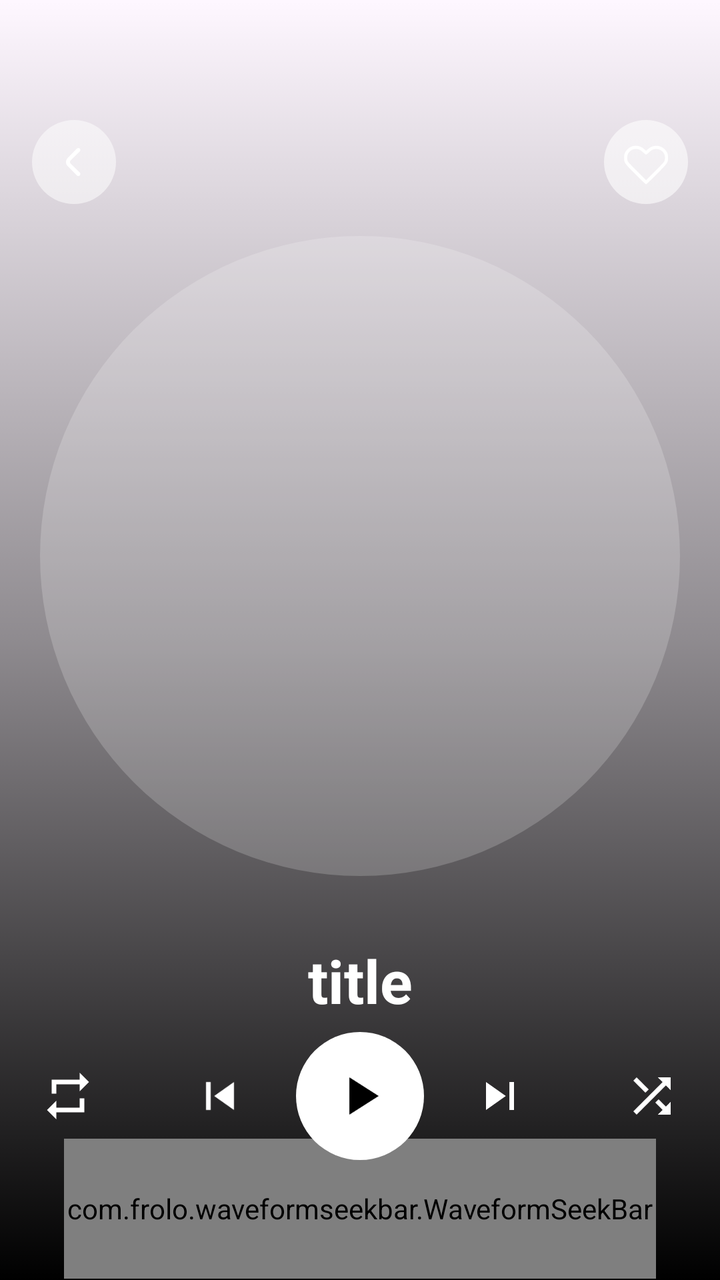
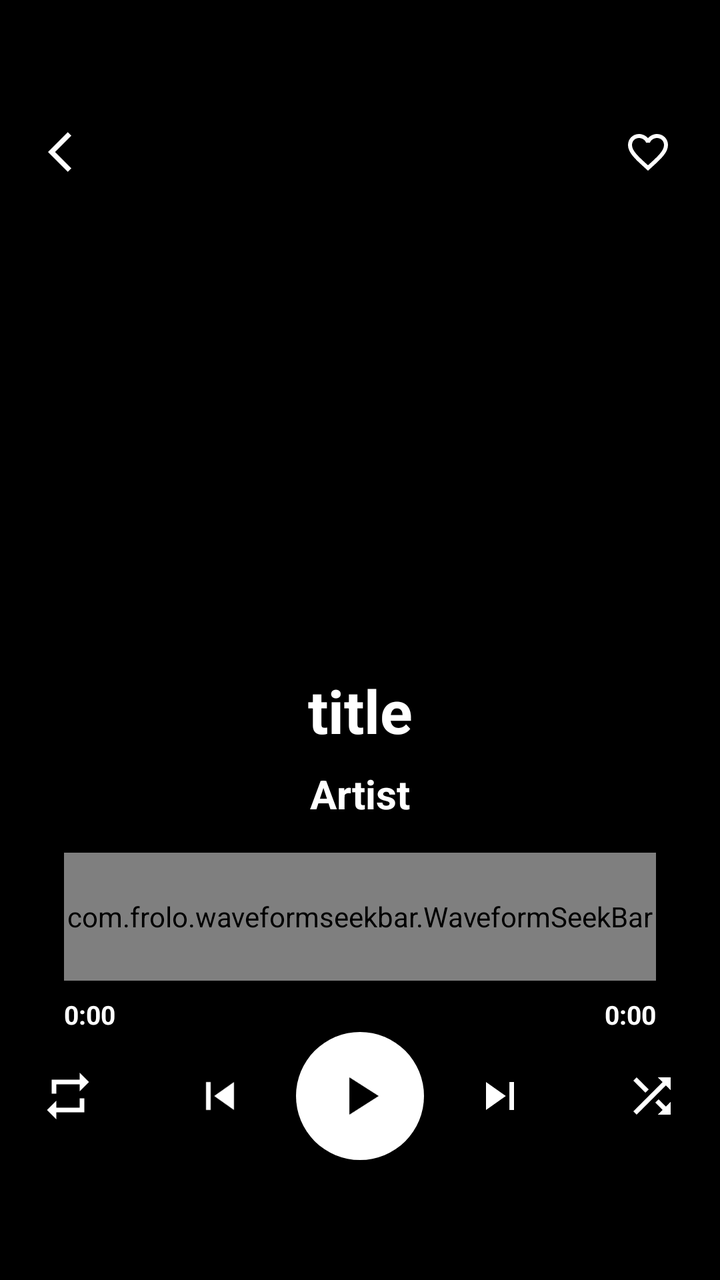

Compare the two renders of this Android layout. The source of the first and the diff that turns it into the second are given below.
<!-- AndroidManifest.xml: application theme Theme.MyApplication -->
<!-- res/layout/activity_player.xml -->
<?xml version="1.0" encoding="utf-8"?>
<androidx.constraintlayout.widget.ConstraintLayout xmlns:android="http://schemas.android.com/apk/res/android"
    xmlns:app="http://schemas.android.com/apk/res-auto"
    xmlns:tools="http://schemas.android.com/tools"
    android:id="@+id/PlayerRoot"
    android:layout_width="match_parent"
    android:layout_height="match_parent"
    tools:context=".activites.PlayerActivity">

    <ImageView
        android:id="@+id/BgAlbumArt"
        android:layout_width="0dp"
        android:layout_height="0dp"
        android:alpha="0.7"
        android:scaleType="centerCrop"
        app:layout_constraintBottom_toBottomOf="parent"
        app:layout_constraintEnd_toEndOf="parent"
        app:layout_constraintStart_toStartOf="parent"
        app:layout_constraintTop_toTopOf="parent"
        />

    <View
        android:id="@+id/view"
        android:layout_width="wrap_content"
        android:layout_height="wrap_content"
        android:background="@drawable/gradient_bg"
        app:layout_constraintBottom_toBottomOf="parent"
        app:layout_constraintEnd_toEndOf="parent"
        app:layout_constraintStart_toStartOf="parent"
        app:layout_constraintTop_toTopOf="parent" />

    <ImageView
        android:id="@+id/imageAlbumArtPlayer"
        android:layout_width="320dp"
        android:layout_height="320dp"
        android:layout_marginTop="16dp"
        android:background="@drawable/circle_bg"
        android:scaleType="centerCrop"
        app:layout_constraintEnd_toEndOf="parent"
        app:layout_constraintStart_toStartOf="parent"
        app:layout_constraintTop_toBottomOf="@+id/linearLayout"
         />

    <LinearLayout
        android:id="@+id/linearLayout"
        android:layout_width="match_parent"
        android:layout_height="wrap_content"
        android:layout_marginStart="16dp"
        android:layout_marginTop="60dp"
        android:layout_marginEnd="16dp"
        android:orientation="horizontal"
        app:layout_constraintEnd_toEndOf="parent"
        app:layout_constraintStart_toStartOf="parent"
        app:layout_constraintTop_toTopOf="parent">

        <ImageView
            android:id="@+id/backBtn"
            android:layout_width="wrap_content"
            android:layout_height="wrap_content"
            app:tint="@color/white"
            app:srcCompat="@drawable/back" />

        <Space
            android:layout_width="wrap_content"
            android:layout_height="wrap_content"
            android:layout_weight="1" />

        <ImageView
            android:id="@+id/favBtn"
            android:layout_width="wrap_content"
            android:layout_height="wrap_content"
            app:tint="@color/white"
            app:srcCompat="@drawable/fav_icon" />
    </LinearLayout>

    <TextView
        android:id="@+id/textTitle1"
        android:layout_width="wrap_content"
        android:layout_height="wrap_content"
        android:layout_marginTop="32dp"
        android:text="title"
        android:textSize="30sp"
        android:textColor="@color/white"
        android:textStyle="bold"
        app:layout_constraintEnd_toEndOf="@+id/imageAlbumArtPlayer"
        app:layout_constraintStart_toStartOf="@+id/imageAlbumArtPlayer"
        app:layout_constraintTop_toBottomOf="@+id/imageAlbumArtPlayer" />

    <TextView
        android:id="@+id/textArtist"
        android:layout_width="wrap_content"
        android:layout_height="wrap_content"
        android:layout_marginTop="8dp"
        android:text="Artist"
        android:textSize="20sp"
        android:textStyle="bold"
        android:textColor="@color/white"
        app:layout_constraintEnd_toEndOf="@+id/textTitle1"
        app:layout_constraintStart_toStartOf="@+id/textTitle1"
        app:layout_constraintTop_toBottomOf="@+id/textTitle1" />

    <com.frolo.waveformseekbar.WaveformSeekBar
        android:id="@+id/waveformSeekBar"
        android:layout_width="0dp"
        android:layout_height="70dp"
        android:layout_marginStart="32dp"
        android:layout_marginTop="24dp"
        android:layout_marginEnd="32dp"
        app:layout_constraintEnd_toEndOf="parent"
        app:layout_constraintStart_toStartOf="parent"
        app:layout_constraintTop_toBottomOf="@+id/textArtist" />

    <TextView
        android:id="@+id/textElapsed"
        android:layout_width="wrap_content"
        android:layout_height="wrap_content"
        android:layout_marginTop="16dp"
        android:text="0:00"
        android:textColor="@color/white"
        android:textSize="13sp"
        android:textStyle="bold"

        app:layout_constraintStart_toStartOf="@+id/waveformSeekBar"
        app:layout_constraintTop_toBottomOf="@+id/waveformSeekBar" />

    <TextView
        android:id="@+id/textDuration"
        android:layout_width="wrap_content"
        android:layout_height="wrap_content"
        android:layout_marginTop="16dp"
        android:text="0:00"
        android:textColor="@color/white"
        android:textStyle="bold"
        android:textSize="13sp"
        app:layout_constraintEnd_toEndOf="@+id/waveformSeekBar"
        app:layout_constraintTop_toBottomOf="@+id/waveformSeekBar" />

    <LinearLayout
        android:layout_width="match_parent"
        android:layout_height="wrap_content"
        android:layout_marginBottom="60dp"
        android:orientation="horizontal"
        android:gravity="center"
        app:layout_constraintBottom_toBottomOf="parent"
        app:layout_constraintEnd_toEndOf="parent"
        app:layout_constraintStart_toStartOf="parent">

        <ImageView
            android:id="@+id/buttonRepeat"
            android:layout_width="44dp"
            android:layout_height="44dp"
            android:layout_marginHorizontal="16dp"

            android:padding="8dp"
            app:srcCompat="@drawable/baseline_repeat_24"
            app:tint="@color/white" />

        <ImageView
            android:id="@+id/buttonPrev"
            android:layout_width="44dp"
            android:layout_height="44dp"
            android:layout_marginHorizontal="16dp"

            android:padding="8dp"
            app:srcCompat="@drawable/baseline_skip_previous_24"
            app:tint="@color/white" />

        <ImageView
            android:id="@+id/buttonPlay"
            android:layout_width="64dp"
            android:layout_height="64dp"
            android:background="@drawable/circle_white_bg"
            android:padding="16dp"
            app:srcCompat="@drawable/baseline_play_arrow_24" />

        <ImageView
            android:id="@+id/buttonNext"
            android:layout_width="44dp"
            android:layout_height="44dp"
            android:layout_marginHorizontal="16dp"

            android:padding="8dp"
            app:srcCompat="@drawable/baseline_skip_next_24"
            app:tint="@color/white" />

        <ImageView
            android:id="@+id/ButtonSuffle"
            android:layout_width="44dp"
            android:layout_height="44dp"
            android:padding="8dp"
            android:layout_marginHorizontal="16dp"
            app:srcCompat="@drawable/baseline_shuffle_24"
            app:tint="@color/white" />
    </LinearLayout>
</androidx.constraintlayout.widget.ConstraintLayout>
<!-- resources referenced by this layout -->
<resources>
  <color name="white">#FFFFFFFF</color>
  <!-- drawable back: png bitmap (drawable-hdpi, 1434 bytes) -->
  <!-- drawable baseline_play_arrow_24 (drawable) -->
  <vector xmlns:android="http://schemas.android.com/apk/res/android" android:height="24dp" android:tint="#000000" android:viewportHeight="24" android:viewportWidth="24" android:width="24dp">
        
      <path android:fillColor="@android:color/white" android:pathData="M8,5v14l11,-7z"/>
      
  </vector>
  <!-- drawable baseline_repeat_24 (drawable) -->
  <vector xmlns:android="http://schemas.android.com/apk/res/android" android:height="24dp" android:tint="#000000" android:viewportHeight="24" android:viewportWidth="24" android:width="24dp">
        
      <path android:fillColor="@android:color/white" android:pathData="M7,7h10v3l4,-4 -4,-4v3L5,5v6h2L7,7zM17,17L7,17v-3l-4,4 4,4v-3h12v-6h-2v4z"/>
      
  </vector>
  <!-- drawable baseline_shuffle_24 (drawable) -->
  <vector xmlns:android="http://schemas.android.com/apk/res/android" android:height="24dp" android:tint="#000000" android:viewportHeight="24" android:viewportWidth="24" android:width="24dp">
        
      <path android:fillColor="@android:color/white" android:pathData="M10.59,9.17L5.41,4 4,5.41l5.17,5.17 1.42,-1.41zM14.5,4l2.04,2.04L4,18.59 5.41,20 17.96,7.46 20,9.5L20,4h-5.5zM14.83,13.41l-1.41,1.41 3.13,3.13L14.5,20L20,20v-5.5l-2.04,2.04 -3.13,-3.13z"/>
      
  </vector>
  <!-- drawable baseline_skip_next_24 (drawable) -->
  <vector xmlns:android="http://schemas.android.com/apk/res/android"
      android:width="24dp"
      android:height="24dp"
      android:viewportWidth="24"
      android:viewportHeight="24"
      android:tint="#000000">
      <path
          android:fillColor="@android:color/white"
          android:pathData="M6,18l8.5,-6L6,6v12zM16,6v12h2V6h-2z"/>
  </vector>
  <!-- drawable baseline_skip_previous_24 (drawable) -->
  <vector xmlns:android="http://schemas.android.com/apk/res/android"
      android:width="24dp"
      android:height="24dp"
      android:viewportWidth="24"
      android:viewportHeight="24"
      android:tint="#000000">
      <path
          android:fillColor="@android:color/white"
          android:pathData="M6,6h2v12H6zm3.5,6l8.5,6V6z"/>
  </vector>
  <!-- drawable circle_bg (drawable) -->
  <?xml version="1.0" encoding="utf-8"?>
  <shape xmlns:android="http://schemas.android.com/apk/res/android"
      android:shape="oval">
  <solid android:color="#30ffffff"/>
      <size android:width="220dp" android:height="220dp"/>
  </shape>
  <!-- drawable circle_white_bg (drawable) -->
  <?xml version="1.0" encoding="utf-8"?>
  <shape xmlns:android="http://schemas.android.com/apk/res/android"
      android:shape="oval">
  <solid android:color="#ffffff"/>
      <size android:width="220dp" android:height="220dp"/>
  </shape>
  <!-- drawable fav_icon: png bitmap (drawable-hdpi, 2237 bytes) -->
  <!-- drawable gradient_bg (drawable) -->
  <?xml version="1.0" encoding="utf-8"?>
  <selector xmlns:android="http://schemas.android.com/apk/res/android">
      <item>
          <shape android:shape="rectangle">
              <gradient
                  android:angle="90"
                  android:centerColor="#70000000"
                  android:endColor="#00000000"
                  android:startColor="#000000" />
          </shape>
      </item>
  </selector>
  <style name="Theme.MyApplication" parent="Base.Theme.MyApplication" />
  <style name="Base.Theme.MyApplication" parent="Theme.Material3.DayNight.NoActionBar">
          
          
      </style>
</resources>

<!-- the commit's change to res/layout/activity_player.xml (unified diff, before → after) -->
@@ -5,49 +5,32 @@
     android:id="@+id/PlayerRoot"
     android:layout_width="match_parent"
     android:layout_height="match_parent"
+    android:background="@color/black"
     tools:context=".activites.PlayerActivity">
-
-    <ImageView
-        android:id="@+id/BgAlbumArt"
-        android:layout_width="0dp"
-        android:layout_height="0dp"
-        android:alpha="0.7"
-        android:scaleType="centerCrop"
-        app:layout_constraintBottom_toBottomOf="parent"
-        app:layout_constraintEnd_toEndOf="parent"
-        app:layout_constraintStart_toStartOf="parent"
-        app:layout_constraintTop_toTopOf="parent"
-        />
-
-    <View
-        android:id="@+id/view"
-        android:layout_width="wrap_content"
-        android:layout_height="wrap_content"
-        android:background="@drawable/gradient_bg"
-        app:layout_constraintBottom_toBottomOf="parent"
-        app:layout_constraintEnd_toEndOf="parent"
-        app:layout_constraintStart_toStartOf="parent"
-        app:layout_constraintTop_toTopOf="parent" />
 
     <ImageView
         android:id="@+id/imageAlbumArtPlayer"
-        android:layout_width="320dp"
-        android:layout_height="320dp"
+        android:layout_width="0dp"
+        android:layout_height="0dp"
+        android:layout_marginStart="32dp"
         android:layout_marginTop="16dp"
-        android:background="@drawable/circle_bg"
+        android:layout_marginEnd="32dp"
         android:scaleType="centerCrop"
-        app:layout_constraintEnd_toEndOf="parent"
+        app:layout_constraintBottom_toTopOf="@+id/textTitle1"
+        app:layout_constraintDimensionRatio="1:1"
+        app:layout_constraintEnd_toEndOf="parent"
+        app:layout_constraintHeight_max="320dp"
         app:layout_constraintStart_toStartOf="parent"
         app:layout_constraintTop_toBottomOf="@+id/linearLayout"
-         />
+        app:layout_constraintWidth_max="320dp" />
 
     <LinearLayout
         android:id="@+id/linearLayout"
         android:layout_width="match_parent"
         android:layout_height="wrap_content"
-        android:layout_marginStart="16dp"
+        android:layout_marginStart="20dp"
         android:layout_marginTop="60dp"
-        android:layout_marginEnd="16dp"
+        android:layout_marginEnd="20dp"
         android:orientation="horizontal"
         app:layout_constraintEnd_toEndOf="parent"
         app:layout_constraintStart_toStartOf="parent"
@@ -56,9 +39,10 @@
         <ImageView
             android:id="@+id/backBtn"
             android:layout_width="wrap_content"
-            android:layout_height="wrap_content"
-            app:tint="@color/white"
-            app:srcCompat="@drawable/back" />
+            android:layout_height="32dp"
+            android:padding="4dp"
+            app:srcCompat="@drawable/baseline_arrow_back_ios_24"
+            app:tint="@color/white" />
 
         <Space
             android:layout_width="wrap_content"
@@ -67,45 +51,62 @@
 
         <ImageView
             android:id="@+id/favBtn"
-            android:layout_width="wrap_content"
-            android:layout_height="wrap_content"
-            app:tint="@color/white"
-            app:srcCompat="@drawable/fav_icon" />
+            android:layout_width="32dp"
+            android:layout_height="32dp"
+            android:padding="4dp"
+            app:srcCompat="@drawable/baseline_favorite_border_24"
+            app:tint="@color/white" />
     </LinearLayout>
 
     <TextView
         android:id="@+id/textTitle1"
-        android:layout_width="wrap_content"
-        android:layout_height="wrap_content"
-        android:layout_marginTop="32dp"
+        android:layout_width="0dp"
+        android:layout_height="wrap_content"
+        android:layout_marginStart="32dp"
+        android:layout_marginTop="16dp"
+        android:layout_marginEnd="32dp"
+        android:ellipsize="marquee"
+        android:gravity="center"
+        android:marqueeRepeatLimit="marquee_forever"
+        android:scrollHorizontally="true"
+        android:singleLine="true"
         android:text="title"
+        android:textColor="@color/white"
         android:textSize="30sp"
-        android:textColor="@color/white"
-        android:textStyle="bold"
-        app:layout_constraintEnd_toEndOf="@+id/imageAlbumArtPlayer"
-        app:layout_constraintStart_toStartOf="@+id/imageAlbumArtPlayer"
+        android:textStyle="bold"
+        app:layout_constraintBottom_toTopOf="@+id/textArtist"
+        app:layout_constraintEnd_toEndOf="parent"
+        app:layout_constraintStart_toStartOf="parent"
         app:layout_constraintTop_toBottomOf="@+id/imageAlbumArtPlayer" />
 
     <TextView
         android:id="@+id/textArtist"
-        android:layout_width="wrap_content"
-        android:layout_height="wrap_content"
+        android:layout_width="0dp"
+        android:layout_height="wrap_content"
+        android:layout_marginStart="32dp"
         android:layout_marginTop="8dp"
+        android:layout_marginEnd="32dp"
+        android:ellipsize="end"
+        android:gravity="center"
+        android:maxLines="1"
         android:text="Artist"
+        android:textColor="@color/white"
         android:textSize="20sp"
         android:textStyle="bold"
-        android:textColor="@color/white"
-        app:layout_constraintEnd_toEndOf="@+id/textTitle1"
-        app:layout_constraintStart_toStartOf="@+id/textTitle1"
+        app:layout_constraintBottom_toTopOf="@+id/waveformSeekBar"
+        app:layout_constraintEnd_toEndOf="parent"
+        app:layout_constraintStart_toStartOf="parent"
         app:layout_constraintTop_toBottomOf="@+id/textTitle1" />
 
     <com.frolo.waveformseekbar.WaveformSeekBar
         android:id="@+id/waveformSeekBar"
         android:layout_width="0dp"
-        android:layout_height="70dp"
-        android:layout_marginStart="32dp"
-        android:layout_marginTop="24dp"
-        android:layout_marginEnd="32dp"
+        android:layout_height="64dp"
+        android:layout_marginStart="32dp"
+        android:layout_marginTop="16dp"
+        android:layout_marginEnd="32dp"
+        app:waveProgressColor="@color/white"
+        app:layout_constraintBottom_toTopOf="@+id/textElapsed"
         app:layout_constraintEnd_toEndOf="parent"
         app:layout_constraintStart_toStartOf="parent"
         app:layout_constraintTop_toBottomOf="@+id/textArtist" />
@@ -114,12 +115,11 @@
         android:id="@+id/textElapsed"
         android:layout_width="wrap_content"
         android:layout_height="wrap_content"
-        android:layout_marginTop="16dp"
+        android:layout_marginTop="8dp"
         android:text="0:00"
         android:textColor="@color/white"
         android:textSize="13sp"
         android:textStyle="bold"
-
         app:layout_constraintStart_toStartOf="@+id/waveformSeekBar"
         app:layout_constraintTop_toBottomOf="@+id/waveformSeekBar" />
 
@@ -127,23 +127,25 @@
         android:id="@+id/textDuration"
         android:layout_width="wrap_content"
         android:layout_height="wrap_content"
-        android:layout_marginTop="16dp"
+        android:layout_marginTop="8dp"
         android:text="0:00"
         android:textColor="@color/white"
-        android:textStyle="bold"
         android:textSize="13sp"
+        android:textStyle="bold"
         app:layout_constraintEnd_toEndOf="@+id/waveformSeekBar"
         app:layout_constraintTop_toBottomOf="@+id/waveformSeekBar" />
 
     <LinearLayout
+        android:id="@+id/controlsLayout"
         android:layout_width="match_parent"
         android:layout_height="wrap_content"
         android:layout_marginBottom="60dp"
+        android:gravity="center"
         android:orientation="horizontal"
-        android:gravity="center"
         app:layout_constraintBottom_toBottomOf="parent"
         app:layout_constraintEnd_toEndOf="parent"
-        app:layout_constraintStart_toStartOf="parent">
+        app:layout_constraintStart_toStartOf="parent"
+        app:layout_constraintTop_toBottomOf="@+id/textElapsed">
 
         <ImageView
             android:id="@+id/buttonRepeat"
@@ -192,4 +194,15 @@
             app:srcCompat="@drawable/baseline_shuffle_24"
             app:tint="@color/white" />
     </LinearLayout>
+
+    <androidx.constraintlayout.widget.Guideline
+        android:layout_width="wrap_content"
+        android:layout_height="wrap_content"
+        app:layout_constraintGuide_end="791dp" />
+
+    <androidx.constraintlayout.widget.Guideline
+        android:layout_width="wrap_content"
+        android:layout_height="wrap_content"
+        app:layout_constraintGuide_end="823dp" />
+
 </androidx.constraintlayout.widget.ConstraintLayout>
<!-- resource entries referenced after the edit -->
@@ -1,7 +1,19 @@
 <!-- resources referenced by this layout -->
 <resources>
+  <color name="black">#FF000000</color>
   <color name="white">#FFFFFFFF</color>
-  <!-- drawable back: png bitmap (drawable-hdpi, 1434 bytes) -->
+  <!-- drawable baseline_arrow_back_ios_24 (drawable) -->
+  <vector xmlns:android="http://schemas.android.com/apk/res/android" android:autoMirrored="true" android:height="24dp" android:tint="#000000" android:viewportHeight="24" android:viewportWidth="24" android:width="24dp">
+        
+      <path android:fillColor="@android:color/white" android:pathData="M11.67,3.87L9.9,2.1 0,12l9.9,9.9 1.77,-1.77L3.54,12z"/>
+      
+  </vector>
+  <!-- drawable baseline_favorite_border_24 (drawable) -->
+  <vector xmlns:android="http://schemas.android.com/apk/res/android" android:height="24dp" android:tint="#000000" android:viewportHeight="24" android:viewportWidth="24" android:width="24dp">
+        
+      <path android:fillColor="@android:color/white" android:pathData="M16.5,3c-1.74,0 -3.41,0.81 -4.5,2.09C10.91,3.81 9.24,3 7.5,3 4.42,3 2,5.42 2,8.5c0,3.78 3.4,6.86 8.55,11.54L12,21.35l1.45,-1.32C18.6,15.36 22,12.28 22,8.5 22,5.42 19.58,3 16.5,3zM12.1,18.55l-0.1,0.1 -0.1,-0.1C7.14,14.24 4,11.39 4,8.5 4,6.5 5.5,5 7.5,5c1.54,0 3.04,0.99 3.57,2.36h1.87C13.46,5.99 14.96,5 16.5,5c2,0 3.5,1.5 3.5,3.5 0,2.89 -3.14,5.74 -7.9,10.05z"/>
+      
+  </vector>
   <!-- drawable baseline_play_arrow_24 (drawable) -->
   <vector xmlns:android="http://schemas.android.com/apk/res/android" android:height="24dp" android:tint="#000000" android:viewportHeight="24" android:viewportWidth="24" android:width="24dp">
         
@@ -42,13 +54,6 @@
           android:fillColor="@android:color/white"
           android:pathData="M6,6h2v12H6zm3.5,6l8.5,6V6z"/>
   </vector>
-  <!-- drawable circle_bg (drawable) -->
-  <?xml version="1.0" encoding="utf-8"?>
-  <shape xmlns:android="http://schemas.android.com/apk/res/android"
-      android:shape="oval">
-  <solid android:color="#30ffffff"/>
-      <size android:width="220dp" android:height="220dp"/>
-  </shape>
   <!-- drawable circle_white_bg (drawable) -->
   <?xml version="1.0" encoding="utf-8"?>
   <shape xmlns:android="http://schemas.android.com/apk/res/android"
@@ -56,20 +61,6 @@
   <solid android:color="#ffffff"/>
       <size android:width="220dp" android:height="220dp"/>
   </shape>
-  <!-- drawable fav_icon: png bitmap (drawable-hdpi, 2237 bytes) -->
-  <!-- drawable gradient_bg (drawable) -->
-  <?xml version="1.0" encoding="utf-8"?>
-  <selector xmlns:android="http://schemas.android.com/apk/res/android">
-      <item>
-          <shape android:shape="rectangle">
-              <gradient
-                  android:angle="90"
-                  android:centerColor="#70000000"
-                  android:endColor="#00000000"
-                  android:startColor="#000000" />
-          </shape>
-      </item>
-  </selector>
   <style name="Theme.MyApplication" parent="Base.Theme.MyApplication" />
   <style name="Base.Theme.MyApplication" parent="Theme.Material3.DayNight.NoActionBar">
           
